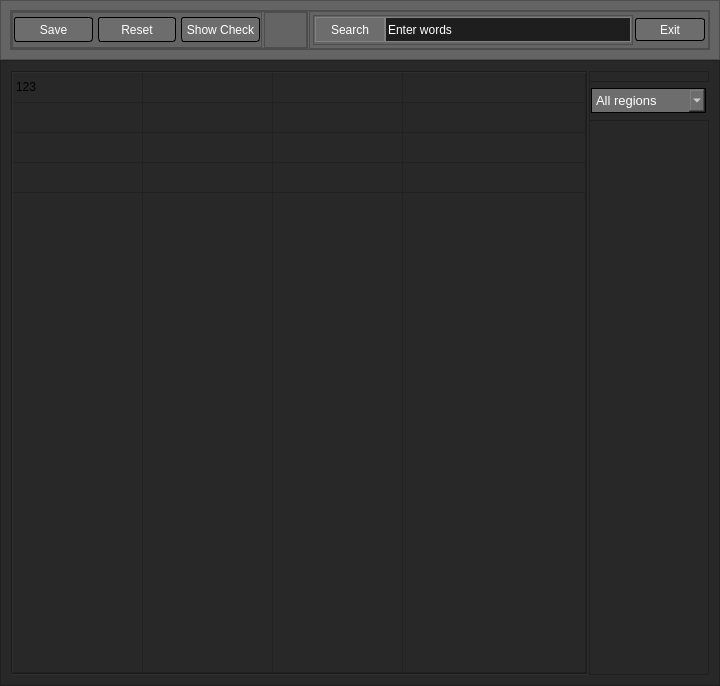
This is graphic_main.ui in AndreSci/TRADER_pars as Qt 5 draws it before an edit. The edited form follows.
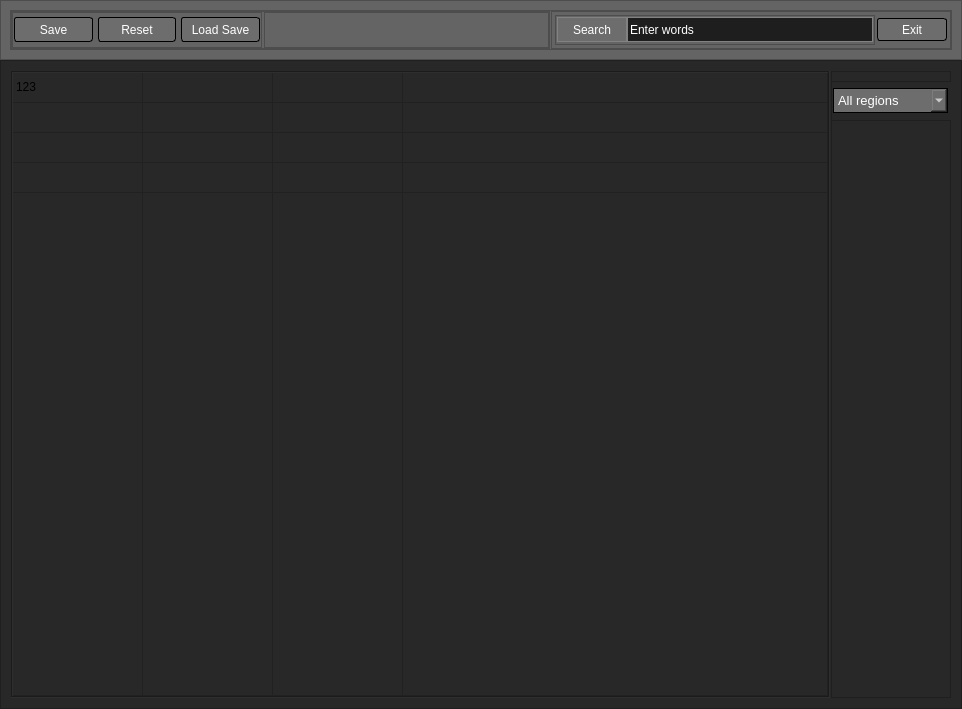
This is the edited form.

Patch:
```diff
--- a/graphic_main.ui
+++ b/graphic_main.ui
@@ -6,14 +6,14 @@
    <rect>
     <x>0</x>
     <y>0</y>
-    <width>720</width>
-    <height>686</height>
+    <width>962</width>
+    <height>709</height>
    </rect>
   </property>
   <property name="minimumSize">
    <size>
-    <width>720</width>
-    <height>400</height>
+    <width>800</width>
+    <height>600</height>
    </size>
   </property>
   <property name="maximumSize">
@@ -354,7 +354,7 @@
 }</string>
                  </property>
                  <property name="text">
-                  <string>Show Check</string>
+                  <string>Load Save</string>
                  </property>
                 </widget>
                </item>
```
Left out of the diff: 2 changed lines with no effect on the pictures.
